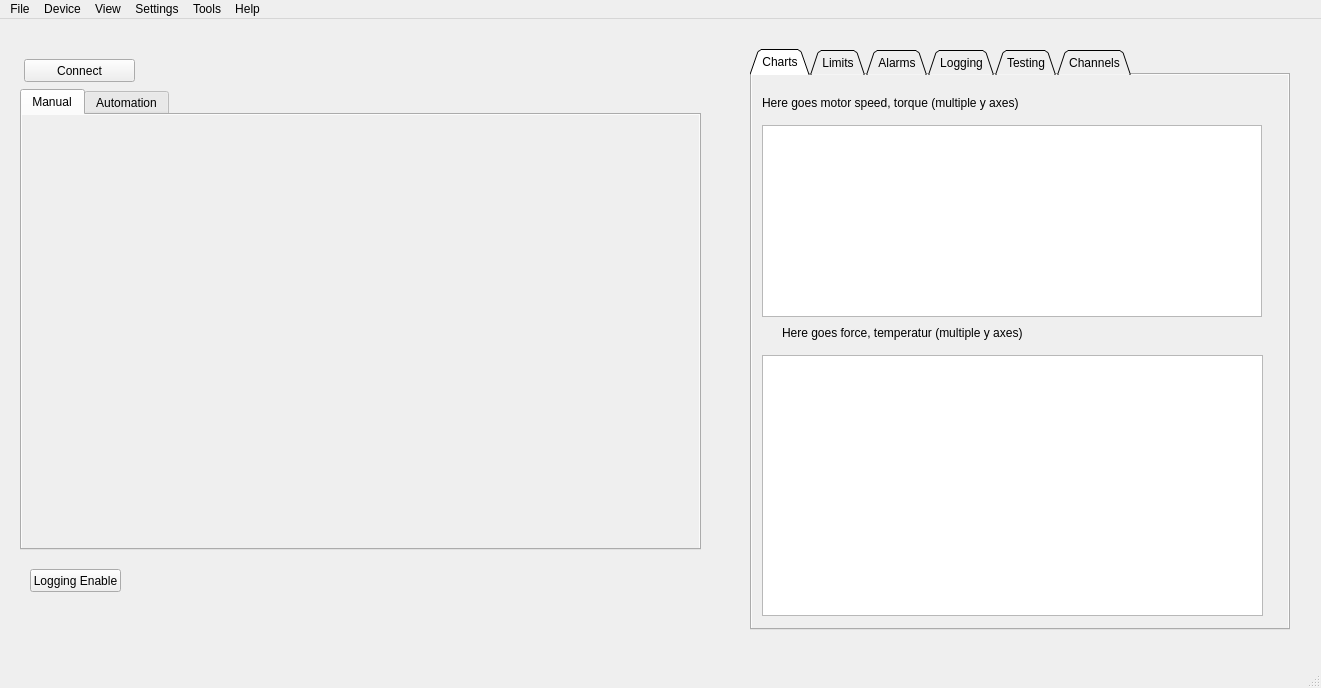
First picture: the form in code/client/mainwindow.ui, repository ngocminhdao88/Zylinderkopfpruefstand, before the edit.
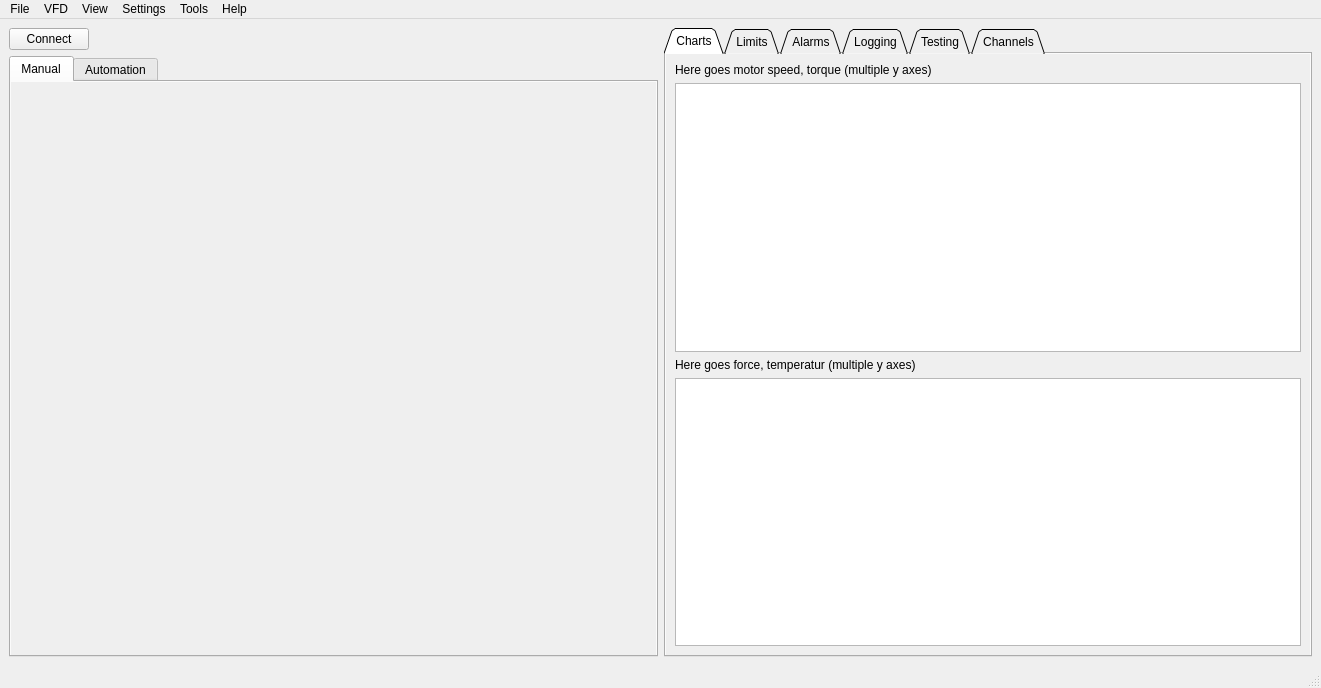
Second picture: the form after the edit. The open tabs and pages were chosen to show the change. Icons and pictures are not drawn. Custom widgets are drawn as their Qt base class.

Diff of the .ui file:
```diff
--- a/code/client/mainwindow.ui
+++ b/code/client/mainwindow.ui
@@ -14,15 +14,13 @@
    <string>MainWindow</string>
   </property>
   <widget class="QWidget" name="centralwidget">
+   <layout class="QHBoxLayout" name="horizontalLayout_2">
+    <item>
+     <layout class="QVBoxLayout" name="verticalLayout_5">
+      <item>
+       <layout class="QHBoxLayout" name="horizontalLayout">
+        <item>
    <widget class="QPushButton" name="connectButton">
-    <property name="geometry">
-     <rect>
-      <x>24</x>
-      <y>40</y>
-      <width>111</width>
-      <height>23</height>
-     </rect>
-    </property>
     <property name="toolTip">
      <string>&lt;html&gt;&lt;head/&gt;&lt;body&gt;&lt;p&gt;Connect to the VFD&lt;/p&gt;&lt;/body&gt;&lt;/html&gt;</string>
     </property>
@@ -30,15 +28,94 @@
      <string>Connect</string>
     </property>
    </widget>
+        </item>
+        <item>
+         <spacer name="horizontalSpacer">
+          <property name="orientation">
+           <enum>Qt::Horizontal</enum>
+          </property>
+          <property name="sizeHint" stdset="0">
+           <size>
+            <width>40</width>
+            <height>20</height>
+           </size>
+          </property>
+         </spacer>
+        </item>
+       </layout>
+      </item>
+      <item>
+       <widget class="QTabWidget" name="tabWidget_2">
+        <property name="sizePolicy">
+         <sizepolicy hsizetype="MinimumExpanding" vsizetype="Expanding">
+          <horstretch>0</horstretch>
+          <verstretch>0</verstretch>
+         </sizepolicy>
+        </property>
+        <property name="maximumSize">
+         <size>
+          <width>16777215</width>
+          <height>16777215</height>
+         </size>
+        </property>
+        <property name="autoFillBackground">
+         <bool>true</bool>
+        </property>
+        <property name="currentIndex">
+         <number>0</number>
+        </property>
+        <widget class="QWidget" name="manualTab">
+         <property name="toolTip">
+          <string>Manual control mode</string>
+         </property>
+         <property name="autoFillBackground">
+          <bool>true</bool>
+         </property>
+         <attribute name="title">
+          <string>Manual</string>
+         </attribute>
+         <layout class="QVBoxLayout" name="verticalLayout_3">
+          <item>
+           <widget class="VFDEditor" name="vfdEditor" native="true">
+            <property name="sizePolicy">
+             <sizepolicy hsizetype="Minimum" vsizetype="Preferred">
+              <horstretch>0</horstretch>
+              <verstretch>0</verstretch>
+             </sizepolicy>
+            </property>
+           </widget>
+          </item>
+         </layout>
+        </widget>
+        <widget class="QWidget" name="automationTab">
+         <property name="toolTip">
+          <string>Automatic control mode</string>
+         </property>
+         <property name="autoFillBackground">
+          <bool>true</bool>
+         </property>
+         <attribute name="title">
+          <string>Automation</string>
+         </attribute>
+         <layout class="QVBoxLayout" name="verticalLayout_4">
+          <item>
+           <widget class="TestSequencer" name="testSequencer" native="true">
+            <property name="sizePolicy">
+             <sizepolicy hsizetype="Minimum" vsizetype="Preferred">
+              <horstretch>0</horstretch>
+              <verstretch>0</verstretch>
+             </sizepolicy>
+            </property>
+           </widget>
+          </item>
+         </layout>
+        </widget>
+       </widget>
+      </item>
+     </layout>
+    </item>
+    <item>
    <widget class="QTabWidget" name="tabWidget">
-    <property name="geometry">
-     <rect>
-      <x>750</x>
-      <y>30</y>
-      <width>540</width>
-      <height>581</height>
-     </rect>
-    </property>
     <property name="autoFillBackground">
      <bool>true</bool>
     </property>
@@ -49,7 +126,7 @@
      <enum>QTabWidget::Triangular</enum>
     </property>
     <property name="currentIndex">
-     <number>0</number>
+       <number>5</number>
     </property>
     <property name="documentMode">
      <bool>false</bool>
@@ -61,52 +138,28 @@
      <attribute name="title">
       <string>Charts</string>
      </attribute>
+       <layout class="QVBoxLayout" name="verticalLayout">
+        <item>
      <widget class="QLabel" name="label_3">
-      <property name="geometry">
-       <rect>
-        <x>10</x>
-        <y>20</y>
-        <width>500</width>
-        <height>16</height>
-       </rect>
-      </property>
       <property name="text">
        <string>Here goes motor speed, torque (multiple y axes)</string>
       </property>
      </widget>
-     <widget class="QGraphicsView" name="firstChartView">
-      <property name="geometry">
-       <rect>
-        <x>10</x>
-        <y>50</y>
-        <width>500</width>
-        <height>192</height>
-       </rect>
-      </property>
-     </widget>
+        </item>
+        <item>
+         <widget class="QGraphicsView" name="firstChartView"/>
+        </item>
+        <item>
      <widget class="QLabel" name="label_10">
-      <property name="geometry">
-       <rect>
-        <x>30</x>
-        <y>250</y>
-        <width>481</width>
-        <height>16</height>
-       </rect>
-      </property>
       <property name="text">
        <string>Here goes force, temperatur (multiple y axes)</string>
       </property>
      </widget>
-     <widget class="QGraphicsView" name="secondChartView">
-      <property name="geometry">
-       <rect>
-        <x>10</x>
-        <y>280</y>
-        <width>501</width>
-        <height>261</height>
-       </rect>
-      </property>
-     </widget>
+        </item>
+        <item>
+         <widget class="QGraphicsView" name="secondChartView"/>
+        </item>
+       </layout>
     </widget>
     <widget class="QWidget" name="limitsTab">
      <property name="autoFillBackground">
@@ -136,15 +189,9 @@
      <attribute name="title">
       <string>Alarms</string>
      </attribute>
+       <layout class="QVBoxLayout" name="verticalLayout_2">
+        <item>
      <widget class="QTextEdit" name="alarmsEdit">
-      <property name="geometry">
-       <rect>
-        <x>10</x>
-        <y>10</y>
-        <width>511</width>
-        <height>541</height>
-       </rect>
-      </property>
       <property name="readOnly">
        <bool>true</bool>
       </property>
@@ -152,11 +199,13 @@
        <string>&lt;!DOCTYPE HTML PUBLIC &quot;-//W3C//DTD HTML 4.0//EN&quot; &quot;http://www.w3.org/TR/REC-html40/strict.dtd&quot;&gt;
 &lt;html&gt;&lt;head&gt;&lt;meta name=&quot;qrichtext&quot; content=&quot;1&quot; /&gt;&lt;style type=&quot;text/css&quot;&gt;
 p, li { white-space: pre-wrap; }
-&lt;/style&gt;&lt;/head&gt;&lt;body style=&quot; font-family:'Ubuntu'; font-size:11pt; font-weight:400; font-style:normal;&quot;&gt;
-&lt;p style=&quot; margin-top:0px; margin-bottom:0px; margin-left:0px; margin-right:0px; -qt-block-indent:0; text-indent:0px;&quot;&gt;&lt;span style=&quot; font-family:'MS Shell Dlg 2'; font-size:8.25pt;&quot;&gt;#TODO:&lt;/span&gt;&lt;/p&gt;
-&lt;p style=&quot; margin-top:0px; margin-bottom:0px; margin-left:0px; margin-right:0px; -qt-block-indent:0; text-indent:0px;&quot;&gt;&lt;span style=&quot; font-family:'MS Shell Dlg 2'; font-size:8.25pt;&quot;&gt;Alarm history goes here&lt;/span&gt;&lt;/p&gt;&lt;/body&gt;&lt;/html&gt;</string>
-      </property>
-     </widget>
+&lt;/style&gt;&lt;/head&gt;&lt;body style=&quot; font-family:'MS Shell Dlg 2'; font-size:8.25pt; font-weight:400; font-style:normal;&quot;&gt;
+&lt;p style=&quot; margin-top:0px; margin-bottom:0px; margin-left:0px; margin-right:0px; -qt-block-indent:0; text-indent:0px;&quot;&gt;&lt;span style=&quot; font-family:'MS Shell Dlg 2';&quot;&gt;#TODO:&lt;/span&gt;&lt;/p&gt;
+&lt;p style=&quot; margin-top:0px; margin-bottom:0px; margin-left:0px; margin-right:0px; -qt-block-indent:0; text-indent:0px;&quot;&gt;&lt;span style=&quot; font-family:'MS Shell Dlg 2';&quot;&gt;Alarm history goes here&lt;/span&gt;&lt;/p&gt;&lt;/body&gt;&lt;/html&gt;</string>
+          </property>
+         </widget>
+        </item>
+       </layout>
     </widget>
     <widget class="QWidget" name="loggingTab">
      <attribute name="title">
@@ -313,143 +362,39 @@
      <attribute name="title">
       <string>Testing</string>
      </attribute>
-     <widget class="QTableView" name="tableView">
-      <property name="geometry">
-       <rect>
-        <x>20</x>
-        <y>70</y>
-        <width>256</width>
-        <height>192</height>
-       </rect>
-      </property>
-     </widget>
-     <widget class="QTableView" name="tableView_2">
-      <property name="geometry">
-       <rect>
-        <x>290</x>
-        <y>70</y>
-        <width>256</width>
-        <height>192</height>
-       </rect>
-      </property>
-     </widget>
+       <layout class="QVBoxLayout" name="verticalLayout_6">
+        <item>
      <widget class="QLabel" name="label_7">
-      <property name="geometry">
-       <rect>
-        <x>20</x>
-        <y>20</y>
-        <width>521</width>
-        <height>16</height>
-       </rect>
-      </property>
       <property name="text">
        <string>Testing page for experiementell features</string>
       </property>
      </widget>
+        </item>
+        <item>
+         <widget class="QTableView" name="tableView"/>
+        </item>
+       </layout>
     </widget>
     <widget class="QWidget" name="channelsTab">
      <attribute name="title">
       <string>Channels</string>
      </attribute>
-     <widget class="QTableView" name="channelsView">
-      <property name="geometry">
-       <rect>
-        <x>20</x>
-        <y>40</y>
-        <width>291</width>
-        <height>511</height>
-       </rect>
-      </property>
-     </widget>
+       <layout class="QVBoxLayout" name="verticalLayout_7">
+        <item>
      <widget class="QLabel" name="label_6">
-      <property name="geometry">
-       <rect>
-        <x>20</x>
-        <y>20</y>
-        <width>521</width>
-        <height>16</height>
-       </rect>
-      </property>
       <property name="text">
        <string>User can change channel's name</string>
       </property>
      </widget>
-    </widget>
-   </widget>
-   <widget class="QTabWidget" name="tabWidget_2">
-    <property name="geometry">
-     <rect>
-      <x>20</x>
-      <y>70</y>
-      <width>681</width>
-      <height>461</height>
-     </rect>
-    </property>
-    <property name="autoFillBackground">
-     <bool>true</bool>
-    </property>
-    <property name="currentIndex">
-     <number>0</number>
-    </property>
-    <widget class="QWidget" name="manualTab">
-     <property name="toolTip">
-      <string>Manual control mode</string>
-     </property>
-     <property name="autoFillBackground">
-      <bool>true</bool>
-     </property>
-     <attribute name="title">
-      <string>Manual</string>
-     </attribute>
-     <widget class="VFDEditor" name="vfdEditor" native="true">
-      <property name="geometry">
-       <rect>
-        <x>10</x>
-        <y>10</y>
-        <width>661</width>
-        <height>411</height>
-       </rect>
-      </property>
-     </widget>
-    </widget>
-    <widget class="QWidget" name="automationTab">
-     <property name="toolTip">
-      <string>Automatic control mode</string>
-     </property>
-     <property name="autoFillBackground">
-      <bool>true</bool>
-     </property>
-     <attribute name="title">
-      <string>Automation</string>
-     </attribute>
-     <widget class="TestSequencer" name="testSequencer" native="true">
-      <property name="geometry">
-       <rect>
-        <x>10</x>
-        <y>10</y>
-        <width>651</width>
-        <height>401</height>
-       </rect>
-      </property>
-     </widget>
-    </widget>
-   </widget>
-   <widget class="QPushButton" name="loggingEnableButton">
-    <property name="geometry">
-     <rect>
-      <x>30</x>
-      <y>550</y>
-      <width>91</width>
-      <height>23</height>
-     </rect>
-    </property>
-    <property name="toolTip">
-     <string>Enable logging</string>
-    </property>
-    <property name="text">
-     <string>Logging Enable</string>
-    </property>
-   </widget>
+        </item>
+        <item>
+         <widget class="QTableView" name="channelsView"/>
+        </item>
+       </layout>
+      </widget>
+     </widget>
+    </item>
+   </layout>
   </widget>
   <widget class="QMenuBar" name="menubar">
    <property name="geometry">
@@ -493,7 +438,7 @@
    </widget>
    <widget class="QMenu" name="menuDevice">
     <property name="title">
-     <string>Device</string>
+     <string>VFD</string>
     </property>
     <addaction name="actionVfdSetting"/>
     <addaction name="actionConnect"/>
```
Lines whose indentation alone changed are shown as unchanged.
